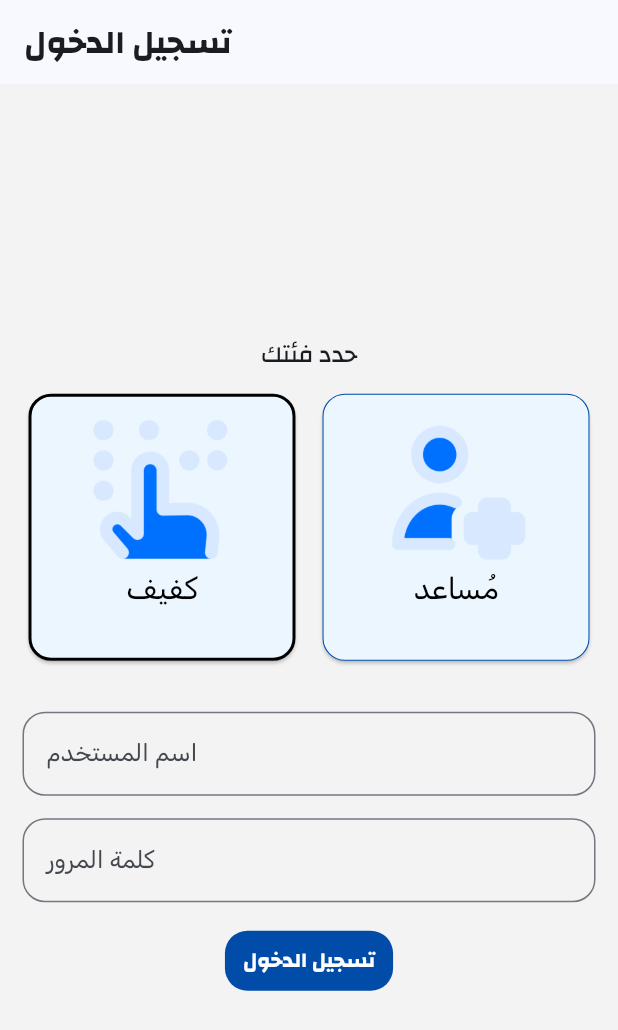
After one commit to Somespi/baseera-frontend, a Flutter app: the LoginPage screen opened directly, on a phone screen of 412 x 824 dp. The commit adds this screen. Shown: the top 1030 px of the screen. Run offline on Flutter 3.47's test engine with Material 3 defaults, Android fonts, the phone set to English and light mode, and no system bars; our stand-ins replace flutter_blue_plus, flutter_tts, geocoding, geolocator, google_fonts, google_generative_ai and 3 more; missing offline and left inert: ar_flutter_plugin_flutterflow, camerawesome, flutter_tesseract_ocr, ocr_scan_text, onnxruntime, record and 1 more; statements that could not run were skipped.

Commit message:
add layout

```diff
--- a/lib/main.dart
+++ b/lib/main.dart
@@ -5,6 +5,7 @@ import 'dart:convert';
 import 'dart:io';
 
 import 'package:basera/pages/ar_route.dart';
+import 'package:basera/pages/login_route.dart';
 import 'package:basera/pages/maps_route.dart';
 import 'package:basera/pages/ocr_route.dart';
 import 'package:basera/services/maps.dart';
@@ -22,7 +23,6 @@ import 'package:onnxruntime/onnxruntime.dart';
 import 'package:permission_handler/permission_handler.dart';
 import 'package:sensors_plus/sensors_plus.dart';
 import 'package:serialport_plus/serialport_plus.dart';
-import 'package:usb_serial/usb_serial.dart';
 import 'package:geolocator/geolocator.dart';
 import 'services/help_utilities.dart';
 import 'services/priority_manager.dart' as priority_manager;
@@ -129,8 +129,6 @@ Uint8List encodeAsPng(Uint8List rawData, int width, int height) {
 class _MyHomePageState extends State<MyHomePage> {
   bool _isLoading = false;
   late OrtSession _interpreter;
-  // ignore: unused_field
-  UsbPort? _port;
   JpegImage? _currentImg;
   final _serialportFlutterPlugin = SerialportPlus();
   bool isPersonMoving = false;
@@ -239,7 +237,6 @@ class _MyHomePageState extends State<MyHomePage> {
   void dispose() async {
     _interpreter.release();
     await _serialportFlutterPlugin.close();
-    await _port?.close();
     OrtEnv.instance.release();
     speechToTextService.dispose();
     _gyroscopeSubscription?.cancel();
--- /dev/null
+++ b/lib/pages/login_route.dart
@@ -0,0 +1,202 @@
+import 'package:flutter/material.dart';
+import 'package:google_fonts/google_fonts.dart';
+
+class LoginPageApp extends StatelessWidget {
+  const LoginPageApp({super.key});
+
+  @override
+  Widget build(BuildContext context) {
+    return MaterialApp(
+      title: 'تسجيل الدخول',
+      theme: ThemeData(
+        primarySwatch: Colors.blue,
+      ),
+      home: const LoginPage(),
+    );
+  }
+}
+
+class LoginPage extends StatefulWidget {
+  const LoginPage({super.key});
+
+  @override
+  State<StatefulWidget> createState() => _LoginPageState();
+}
+
+class _LoginPageState extends State<LoginPage> {
+  String? selected = 'blind';
+
+  @override
+  Widget build(BuildContext context) {
+    return Scaffold(
+        backgroundColor: Color.fromRGBO(243, 243, 243, 1),
+        appBar: AppBar(
+          title: const Text(
+            'تسجيل الدخول',
+            style: TextStyle(fontFamily: 'Changa', fontWeight: FontWeight.bold),
+          ),
+        ),
+        body: Center(
+            child: Padding(
+                padding: const EdgeInsets.all(15.0),
+                child: Column(
+                  mainAxisAlignment: MainAxisAlignment.center,
+                  children: <Widget>[
+                    const SizedBox(height: 10),
+                    const Text(
+                      "حدد فئتك",
+                      style: TextStyle(
+                          fontFamily: 'Changa',
+                          fontWeight: FontWeight.w500,
+                          fontSize: 16),
+                    ),
+                    const SizedBox(height: 10),
+                    Flexible(
+                        child: GridView.count(
+                            crossAxisCount: 2,
+                            semanticChildCount: 2,
+                            crossAxisSpacing: 10,
+                            shrinkWrap: true,
+                            physics: NeverScrollableScrollPhysics(),
+                            children: [
+                          InkWell(
+                            borderRadius: BorderRadius.circular(15.0),
+                            onTap: () async {
+                              setState(() {
+                                selected = 'blind';
+                              });
+                            },
+                            child: Card(
+                              color: Color.fromRGBO(236, 246, 255, 1),
+                              shape: RoundedRectangleBorder(
+                                borderRadius: BorderRadius.circular(15.0),
+                                side: BorderSide(
+                                  color: selected == 'blind'
+                                      ? Color.fromRGBO(0, 0, 0, 1)
+                                      : Color.fromRGBO(0, 76, 168, 1),
+                                  width: selected == 'blind' ? 2.0 : 0.7,
+                                ),
+                              ),
+                              child: SizedBox(
+                                width: double.infinity,
+                                child: Padding(
+                                    padding: const EdgeInsets.all(16.0),
+                                    child: Flex(
+                                        direction: Axis.vertical,
+                                        children: [
+                                          Image(
+                                            image: AssetImage(
+                                                'assets/icons/blind.png'),
+                                            width: 100.0,
+                                            height: 100.0,
+                                          ),
+                                          //const Spacer(),
+                                          Center(
+                                            child: Text(
+                                              "كفيف",
+                                              style: GoogleFonts.rubik(
+                                                textStyle: const TextStyle(
+                                                  color: Colors.black,
+                                                  fontSize: 20,
+                                                ),
+                                              ),
+                                            ),
+                                          ),
+                                        ])),
+                              ),
+                            ),
+                          ),
+                          InkWell(
+                            borderRadius: BorderRadius.circular(15.0),
+                            onTap: () async {
+                              setState(() {
+                                selected = 'assist';
+                              });
+                            },
+                            child: Card(
+                              color: Color.fromRGBO(236, 246, 255, 1),
+                              shape: RoundedRectangleBorder(
+                                borderRadius: BorderRadius.circular(15.0),
+                                side: BorderSide(
+                                  color: selected == 'assist'
+                                      ? Color.fromRGBO(0, 0, 0, 1)
+                                      : Color.fromRGBO(0, 76, 168, 1),
+                                  width: selected == 'assist' ? 2.0 : 0.7,
+                                ),
+                              ),
+                              child: SizedBox(
+                                width: double.infinity,
+                                child: Padding(
+                                    padding: const EdgeInsets.all(16.0),
+                                    child: Flex(
+                                        direction: Axis.vertical,
+                                        children: [
+                                          Image(
+                                            image: AssetImage(
+                                                'assets/icons/assist.png'),
+                                            width: 100.0,
+                                            height: 100.0,
+                                          ),
+                                          //const Spacer(),
+                                          Center(
+                                            child: Text(
+                                              "مُساعد",
+                                              style: GoogleFonts.rubik(
+                                                textStyle: const TextStyle(
+                                                  color: Colors.black,
+                                                  fontSize: 20,
+                                                ),
+                                              ),
+                                            ),
+                                          ),
+                                        ])),
+                              ),
+                            ),
+                          ),
+                        ])),
+                    const SizedBox(
+                      height: 30,
+                    ),
+                    TextField(
+                      decoration: InputDecoration(
+                        border: OutlineInputBorder(
+                          borderRadius: BorderRadius.circular(15.0),
+                        ),
+                        labelText: 'اسم المستخدم',
+                      ),
+                    ),
+                    const SizedBox(
+                      height: 15,
+                    ),
+                    TextField(
+                      decoration: InputDecoration(
+                        border: OutlineInputBorder(
+                          borderRadius: BorderRadius.circular(15.0),
+                        ),
+                        labelText: 'كلمة المرور',
+                      ),
+                    ),
+                    const SizedBox(
+                      height: 15,
+                    ),
+                    TextButton(
+                        style: TextButton.styleFrom(
+                          backgroundColor: Color.fromRGBO(0, 76, 168, 1),
+                          shape: RoundedRectangleBorder(
+                            borderRadius: BorderRadius.circular(15.0),
+                          ),
+                        ),
+                        child: const Text(
+                          'تسجيل الدخول',
+                          style: TextStyle(
+                              fontFamily: 'Changa',
+                              fontWeight: FontWeight.bold,
+                              color: Colors.white),
+                        ),
+                        onPressed: () {
+                          Navigator.pushNamed(context, '/home');
+                        }),
+                  ],
+                ))));
+  }
+}
--- a/pubspec.yaml
+++ b/pubspec.yaml
@@ -130,6 +130,8 @@ flutter:
     - assets/icons/braille.png
     - assets/icons/motion.png
     - assets/icons/map.png
+    - assets/icons/blind.png
+    - assets/icons/assist.png
     - assets/icons/
     - assets/models/
     - assets/
```
Also changed, not shown: assets/icons/assist.png (added), assets/icons/blind.png (added).
